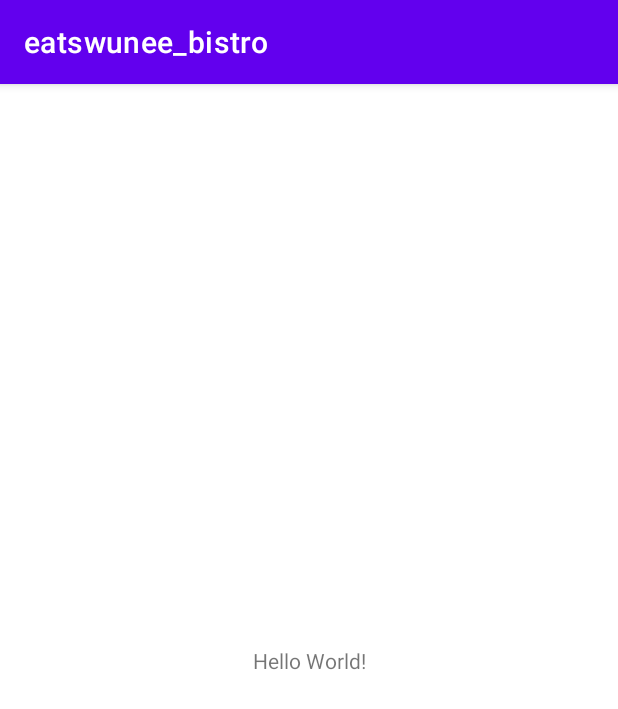
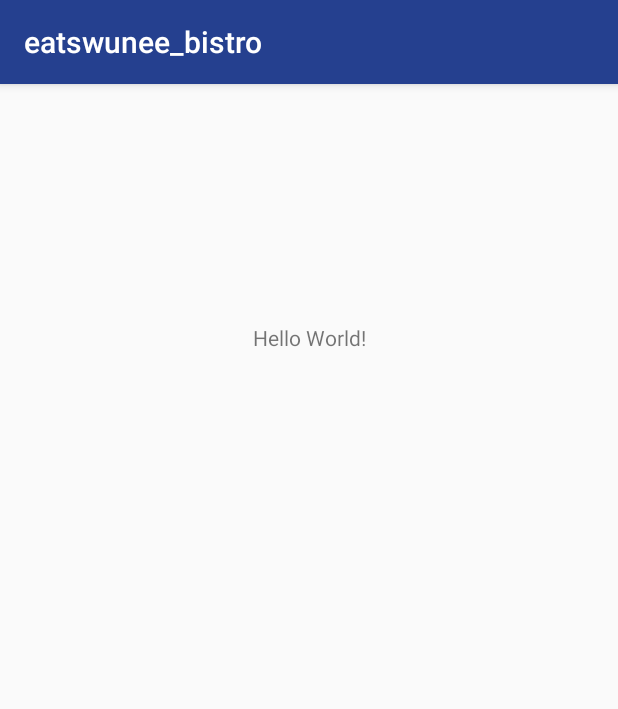
Before and after one commit to wltnryu/eatswunee_bistro, an Android app: the screen it shows after launch (MainActivity), on a phone screen of 412 x 824 dp. Shown: the top 709 px of the screen. Run offline under Robolectric (Android 15) with nearby library versions, the phone set to English and light mode, and no system bars.

Commit message:
empty project color update

```diff
--- a/app/src/main/res/layout/activity_main.xml
+++ b/app/src/main/res/layout/activity_main.xml
@@ -13,6 +13,7 @@
         app:layout_constraintBottom_toBottomOf="parent"
         app:layout_constraintEnd_toEndOf="parent"
         app:layout_constraintStart_toStartOf="parent"
-        app:layout_constraintTop_toTopOf="parent" />
+        app:layout_constraintTop_toTopOf="parent"
+        app:layout_constraintVertical_bias="0.213" />
 
 </androidx.constraintlayout.widget.ConstraintLayout>
--- a/app/src/main/res/values/colors.xml
+++ b/app/src/main/res/values/colors.xml
@@ -1,7 +1,7 @@
 <?xml version="1.0" encoding="utf-8"?>
 <resources>
-    <color name="purple_200">#FFBB86FC</color>
-    <color name="purple_500">#FF6200EE</color>
+    <color name="mainColor">#25408F</color>
+    <color name="softColor">#9BA5C2</color>
     <color name="purple_700">#FF3700B3</color>
     <color name="teal_200">#FF03DAC5</color>
     <color name="teal_700">#FF018786</color>
--- a/app/src/main/res/values/themes.xml
+++ b/app/src/main/res/values/themes.xml
@@ -1,9 +1,9 @@
 <resources xmlns:tools="http://schemas.android.com/tools">
     <!-- Base application theme. -->
-    <style name="Theme.Eatswunee_bistro" parent="Theme.MaterialComponents.DayNight.DarkActionBar">
+    <style name="Theme.Eatswunee_bistro" parent="Theme.AppCompat.DayNight.DarkActionBar">
         <!-- Primary brand color. -->
-        <item name="colorPrimary">@color/purple_500</item>
-        <item name="colorPrimaryVariant">@color/purple_700</item>
+        <item name="colorPrimary">@color/mainColor</item>
+        <item name="colorPrimaryVariant">@color/softColor</item>
         <item name="colorOnPrimary">@color/white</item>
         <!-- Secondary brand color. -->
         <item name="colorSecondary">@color/teal_200</item>
```
